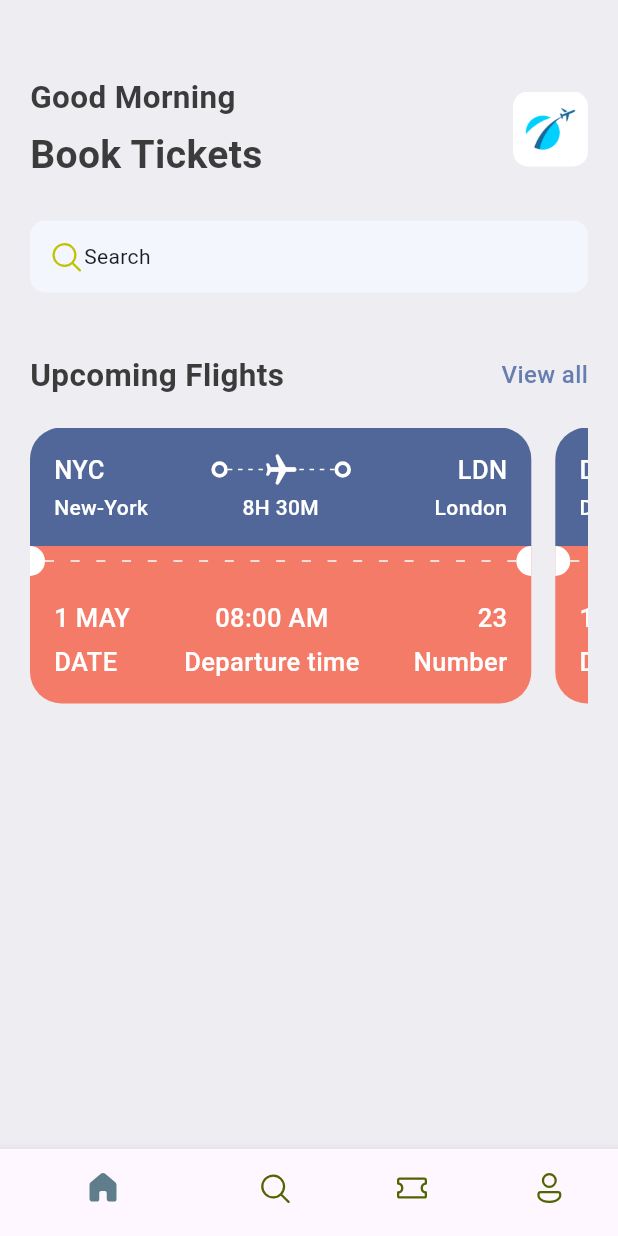
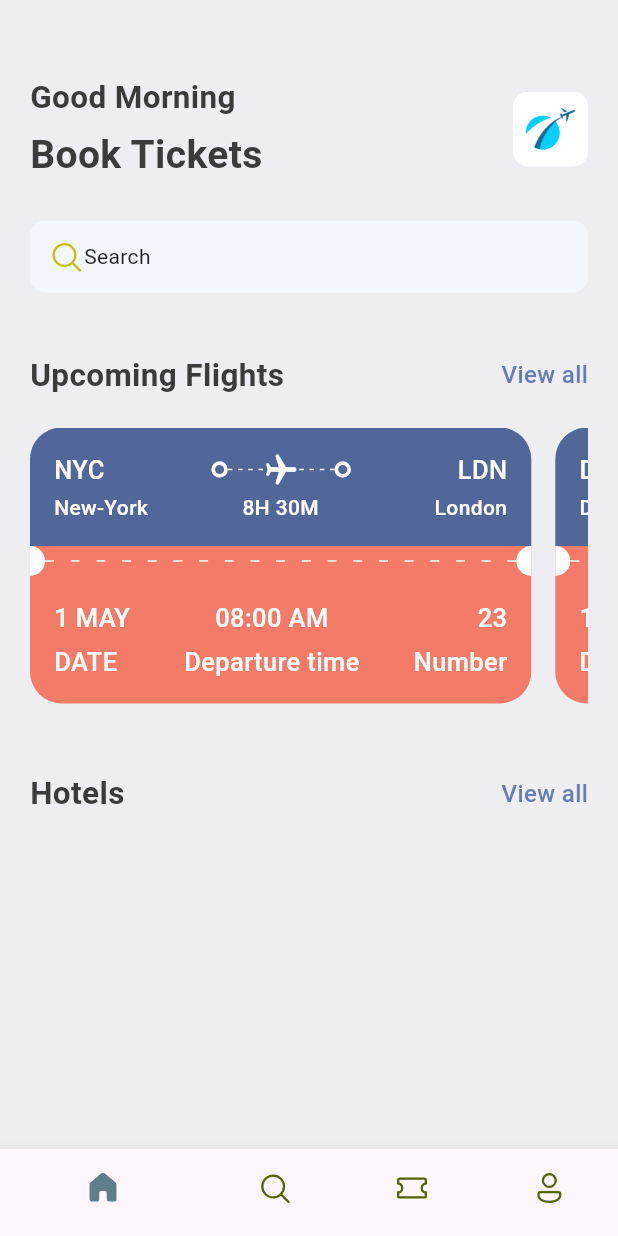
Before and after one commit to DeneshA/ticket_app, a Flutter app: the screen it shows after launch, on a phone screen of 412 x 824 dp. Run offline on Flutter 3.47's test engine with Material 3 defaults, Android fonts, the phone set to English and light mode, and no system bars; our stand-ins replace fluentui_icons.

Commit message:
start implement  new Hotel widget

```diff
--- /dev/null
+++ b/lib/base/utils/app_routes.dart
@@ -0,0 +1,4 @@
+class AppRoutes{
+  static const homePage ="/";
+  static const allTickets="/all_tickets";
+}
--- a/lib/base/widgets/app_double_text.dart
+++ b/lib/base/widgets/app_double_text.dart
@@ -1,13 +1,15 @@
 import 'package:flutter/material.dart';
 import 'package:ticket_app/base/res/style/app_styles.dart';
+
 
 
 class AppDoubleText extends StatelessWidget {
   //const AppDoubleText({super.key});
   const AppDoubleText(
-      {super.key, required this.bigText, required this.smallText});
+      {super.key, required this.bigText, required this.smallText, required this.func});
   final String bigText;
   final String smallText;
+  final VoidCallback func; // Passing Function
 
   @override
   Widget build(BuildContext context) {
@@ -17,7 +19,7 @@ class AppDoubleText extends StatelessWidget {
         Text(bigText, style:AppStyles.headLineStyle2),
         InkWell(
           //if you click on this it will respond
-          onTap: () => Navigator.pushNamed(context,"/all_tickets"),
+          onTap: func, // func is an function already therefore you don't need to declare ()
           // onTap: () {
           //   Navigator.pushNamed(context, "all_tickets");
           //     },
--- a/lib/main.dart
+++ b/lib/main.dart
@@ -1,5 +1,6 @@
 import 'package:flutter/material.dart';
 import 'package:ticket_app/base/bottom_nav_bar.dart';
+import 'package:ticket_app/base/utils/app_routes.dart';
 import 'package:ticket_app/screens/all_tickets.dart';
 
 void main() {
@@ -54,8 +55,8 @@ class MyApp extends StatelessWidget {
       debugShowCheckedModeBanner: false,
        // home: const BottomNavBar(),
       routes: {
-        "/": (context) => const BottomNavBar(),
-        "/all_tickets":(context) => const AllTickets()
+        AppRoutes.homePage: (context) => const BottomNavBar(),
+        AppRoutes.allTickets:(context) => const AllTickets()
       },
     );
   }
--- a/lib/screens/home_screen.dart
+++ b/lib/screens/home_screen.dart
@@ -6,6 +6,7 @@ import 'package:ticket_app/base/widgets/app_double_text.dart';
 import 'package:ticket_app/base/widgets/ticket_view.dart';
 
 import '../base/utils/all_json.dart';
+import '../base/utils/app_routes.dart';
 
 class HomeScreen extends StatelessWidget {
   const HomeScreen({super.key});
@@ -61,8 +62,8 @@ class HomeScreen extends StatelessWidget {
                   ),
                 ),
                 const SizedBox(height: 40),
-                const AppDoubleText(
-                    bigText: 'Upcoming Flights', smallText: 'View all'),
+                AppDoubleText(
+                    bigText: 'Upcoming Flights', smallText: 'View all',func: () => Navigator.pushNamed(context,AppRoutes.allTickets),),
                 const SizedBox(height: 20),
                 SingleChildScrollView(
                   scrollDirection: Axis.horizontal,
@@ -71,7 +72,10 @@ class HomeScreen extends StatelessWidget {
                       //Limitation of only 2 records/map rendering from the JSON dart file
                       // children: ticketList.take(2).map((singleTicket) =>  TicketView(ticket:singleTicket)).toList(),
                     ),
-                )
+                ),
+                const SizedBox(height: 40),
+                AppDoubleText(
+                    bigText: 'Hotels', smallText: 'View all',func: () => {},),
               ],
             ),
           ),
```
